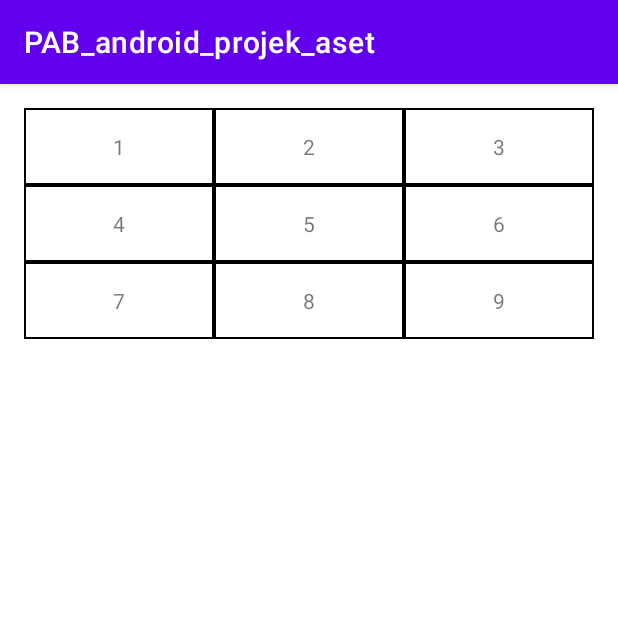
After one commit to ChofifatulH/PAB_projek_aset, an Android app: the fragment Prasarana2Fragment shown on its own in the app's theme, on a phone screen of 412 x 824 dp, the top half of it. The commit adds this screen. Run offline under Robolectric (Android 15) with nearby library versions, the light colour scheme and no system bars.

Commit message:
menambahkan prasarana 2

```diff
--- a/PAB_android_projek_aset/app/src/main/java/com/l0122037/pab_android_projek_aset/MainActivity.kt
+++ b/PAB_android_projek_aset/app/src/main/java/com/l0122037/pab_android_projek_aset/MainActivity.kt
@@ -36,7 +36,7 @@ class MainActivity : AppCompatActivity() {
         val navController = findNavController(R.id.nav_host_fragment_content_main)
 
         appBarConfiguration = AppBarConfiguration(
-            setOf(R.id.nav_home, R.id.nav_gallery, R.id.nav_slideshow, R.id.nav_bluprint, R.id.nav_prasarana1), // Menambahkan ID fragment
+            setOf(R.id.nav_home, R.id.nav_gallery, R.id.nav_slideshow, R.id.nav_bluprint, R.id.nav_prasarana1, R.id.nav_prasarana2), // Menambahkan ID fragment
             drawerLayout
         )
         setupActionBarWithNavController(navController, appBarConfiguration)
--- /dev/null
+++ b/PAB_android_projek_aset/app/src/main/java/com/l0122037/pab_android_projek_aset/ui/prasarana/Prasarana2Fragment.kt
@@ -0,0 +1,57 @@
+package com.l0122037.pab_android_projek_aset.ui.prasarana
+
+import android.os.Bundle
+import androidx.fragment.app.Fragment
+import android.view.LayoutInflater
+import android.view.View
+import android.view.ViewGroup
+import com.l0122037.pab_android_projek_aset.R
+
+private const val ARG_PARAM1 = "param1"
+private const val ARG_PARAM2 = "param2"
+
+/**
+ * A simple [Fragment] subclass.
+ * Use the [Prasarana2Fragment.newInstance] factory method to
+ * create an instance of this fragment.
+ */
+class Prasarana2Fragment : Fragment() {
+    private var param1: String? = null
+    private var param2: String? = null
+
+    override fun onCreate(savedInstanceState: Bundle?) {
+        super.onCreate(savedInstanceState)
+        arguments?.let {
+            param1 = it.getString(ARG_PARAM1)
+            param2 = it.getString(ARG_PARAM2)
+        }
+    }
+
+    override fun onCreateView(
+        inflater: LayoutInflater, container: ViewGroup?,
+        savedInstanceState: Bundle?
+    ): View? {
+        // Inflate the layout for this fragment
+        return inflater.inflate(R.layout.fragment_prasarana2, container, false)
+    }
+
+    companion object {
+        /**
+         * Use this factory method to create a new instance of
+         * this fragment using the provided parameters.
+         *
+         * @param param1 Parameter 1.
+         * @param param2 Parameter 2.
+         * @return A new instance of fragment Prasarana2Fragment.
+         */
+        // TODO: Rename and change types and number of parameters
+        @JvmStatic
+        fun newInstance(param1: String, param2: String) =
+            Prasarana2Fragment().apply {
+                arguments = Bundle().apply {
+                    putString(ARG_PARAM1, param1)
+                    putString(ARG_PARAM2, param2)
+                }
+            }
+    }
+}
--- /dev/null
+++ b/PAB_android_projek_aset/app/src/main/res/layout/fragment_prasarana2.xml
@@ -0,0 +1,90 @@
+<?xml version="1.0" encoding="utf-8"?>
+<TableLayout xmlns:android="http://schemas.android.com/apk/res/android"
+    xmlns:tools="http://schemas.android.com/tools"
+    android:layout_width="match_parent"
+    android:layout_height="match_parent"
+    android:padding="16dp"
+    android:stretchColumns="*"
+    tools:context=".ui.prasarana.Prasarana2Fragment">
+
+    <!-- First Row -->
+    <TableRow>
+        <TextView
+            android:layout_width="wrap_content"
+            android:layout_height="wrap_content"
+            android:background="@drawable/cell_border"
+            android:gravity="center"
+            android:padding="16dp"
+            android:text="1" />
+
+        <TextView
+            android:layout_width="wrap_content"
+            android:layout_height="wrap_content"
+            android:background="@drawable/cell_border"
+            android:gravity="center"
+            android:padding="16dp"
+            android:text="2" />
+
+        <TextView
+            android:layout_width="wrap_content"
+            android:layout_height="wrap_content"
+            android:background="@drawable/cell_border"
+            android:gravity="center"
+            android:padding="16dp"
+            android:text="3" />
+    </TableRow>
+
+    <!-- Second Row -->
+    <TableRow>
+        <TextView
+            android:layout_width="wrap_content"
+            android:layout_height="wrap_content"
+            android:background="@drawable/cell_border"
+            android:gravity="center"
+            android:padding="16dp"
+            android:text="4" />
+
+        <TextView
+            android:layout_width="wrap_content"
+            android:layout_height="wrap_content"
+            android:background="@drawable/cell_border"
+            android:gravity="center"
+            android:padding="16dp"
+            android:text="5" />
+
+        <TextView
+            android:layout_width="wrap_content"
+            android:layout_height="wrap_content"
+            android:background="@drawable/cell_border"
+            android:gravity="center"
+            android:padding="16dp"
+            android:text="6" />
+    </TableRow>
+
+    <!-- Third Row -->
+    <TableRow>
+        <TextView
+            android:layout_width="wrap_content"
+            android:layout_height="wrap_content"
+            android:background="@drawable/cell_border"
+            android:gravity="center"
+            android:padding="16dp"
+            android:text="7" />
+
+        <TextView
+            android:layout_width="wrap_content"
+            android:layout_height="wrap_content"
+            android:background="@drawable/cell_border"
+            android:gravity="center"
+            android:padding="16dp"
+            android:text="8" />
+
+        <TextView
+            android:layout_width="wrap_content"
+            android:layout_height="wrap_content"
+            android:background="@drawable/cell_border"
+            android:gravity="center"
+            android:padding="16dp"
+            android:text="9" />
+    </TableRow>
+</TableLayout>
--- a/PAB_android_projek_aset/app/src/main/res/menu/activity_main_drawer.xml
+++ b/PAB_android_projek_aset/app/src/main/res/menu/activity_main_drawer.xml
@@ -19,4 +19,8 @@
         android:id="@+id/nav_prasarana1"
         android:icon="@drawable/ic_menu_prasarana1"
         android:title="Prasarana 1" />
+    <item
+        android:id="@+id/nav_prasarana2"
+        android:icon="@drawable/ic_menu_prasarana1"
+        android:title="Prasarana 2" />
 </menu>
--- a/PAB_android_projek_aset/app/src/main/res/navigation/mobile_navigation.xml
+++ b/PAB_android_projek_aset/app/src/main/res/navigation/mobile_navigation.xml
@@ -29,4 +29,9 @@
         android:name="com.l0122037.pab_android_projek_aset.ui.prasarana.Prasarana1Fragment"
         android:label="Prasarana 1"
         tools:layout="@layout/fragment_prasarana1" />
+    <fragment
+        android:id="@+id/nav_prasarana2"
+        android:name="com.l0122037.pab_android_projek_aset.ui.prasarana.Prasarana2Fragment"
+        android:label="Prasarana 2"
+        tools:layout="@layout/fragment_prasarana2" />
 </navigation>
```
